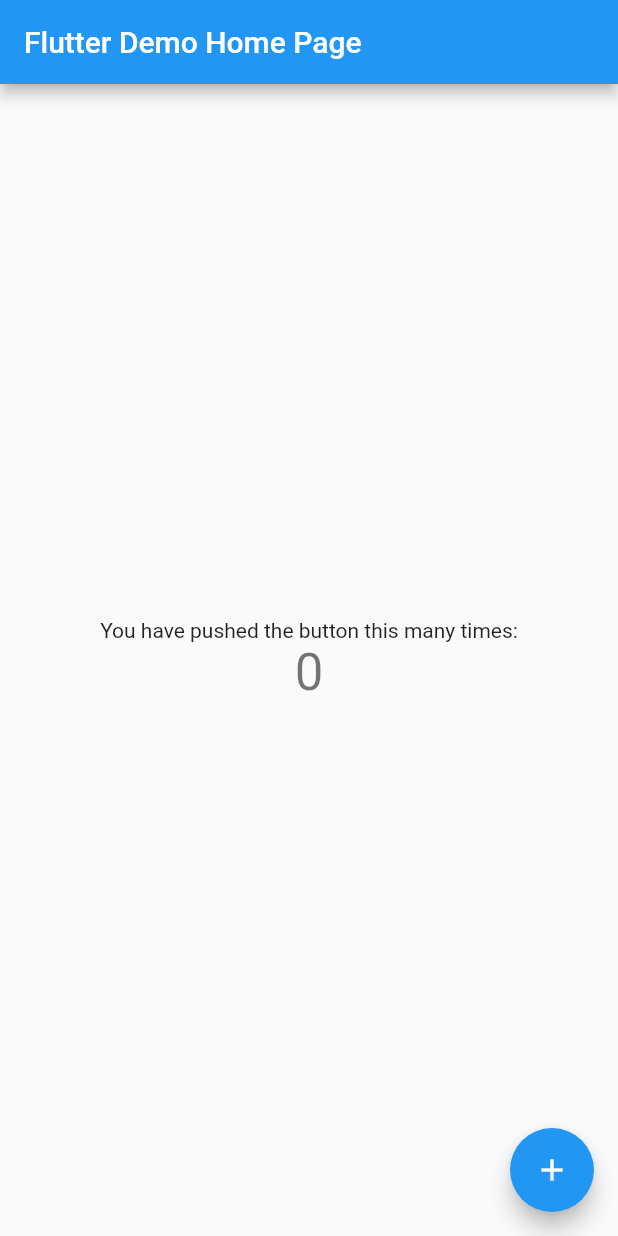
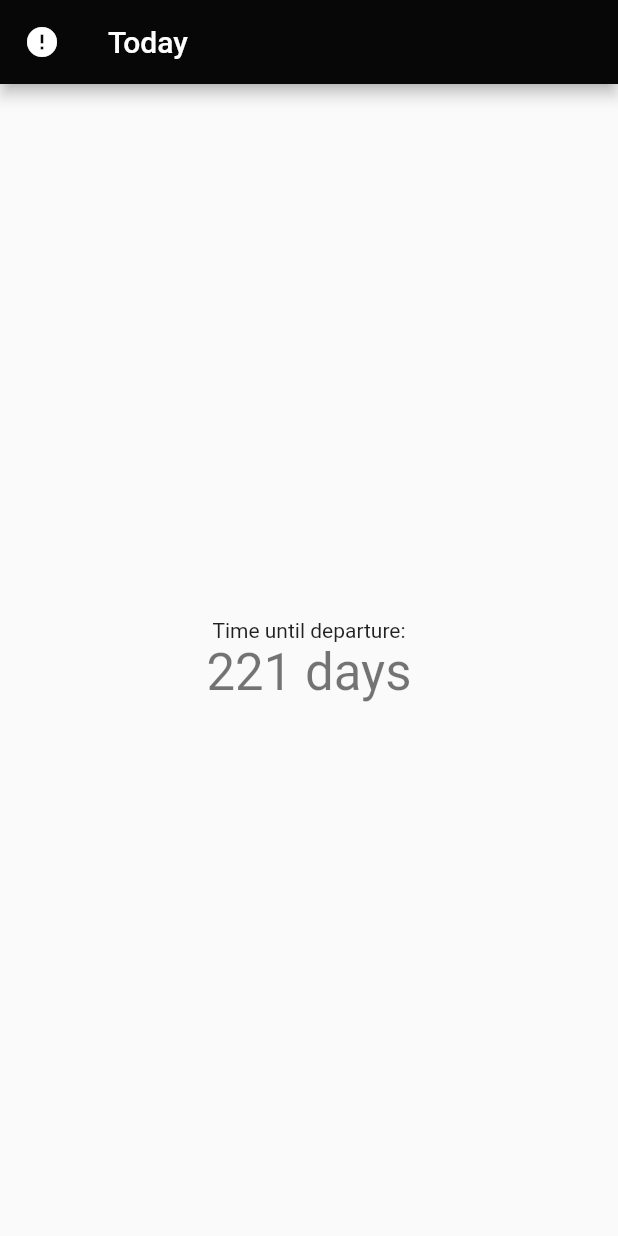
Before and after one commit to kernino/reizen_technologie, a Flutter app: the MyHomePage screen opened directly, on a phone screen of 412 x 824 dp. Run offline on Flutter 3.47's test engine with Material 2 defaults, Android fonts, the phone set to English and light mode, and no system bars.

Commit message:
main.dart bewerkt

```diff
--- a/lib/main.dart
+++ b/lib/main.dart
@@ -1,111 +1,28 @@
 import 'package:flutter/material.dart';
+import 'package:reizen_technologie/ViewModels/main_page_viewmodel.dart';
 
-void main() => runApp(MyApp());
+import 'Views/Pages/main_page.dart';
+
+final MainPageViewModel main_pageVM = MainPageViewModel();
+
+void main() => runApp(MyApp(main_pageVM: main_pageVM));
 
 class MyApp extends StatelessWidget {
-  // This widget is the root of your application.
+  final MainPageViewModel main_pageVM;
+
+  MyApp({@required this.main_pageVM});
+
   @override
-  Widget build(BuildContext context) {
-    return MaterialApp(
-      title: 'Flutter Demo',
-      theme: ThemeData(
-        // This is the theme of your application.
-        //
-        // Try running your application with "flutter run". You'll see the
-        // application has a blue toolbar. Then, without quitting the app, try
-        // changing the primarySwatch below to Colors.green and then invoke
-        // "hot reload" (press "r" in the console where you ran "flutter run",
-        // or simply save your changes to "hot reload" in a Flutter IDE).
-        // Notice that the counter didn't reset back to zero; the application
-        // is not restarted.
-        primarySwatch: Colors.blue,
+  Widget build(BuildContext context){
+    return new MaterialApp(
+      title: 'Flutter MVVM Demo',
+      theme: new ThemeData(
+        primaryColor: Color(0xff070707),
+        primaryColorLight: Color(0xff0a0a0a),
+        primaryColorDark: Color(0xff000000),
       ),
-      home: MyHomePage(title: 'Flutter Demo Home Page'),
+      home: MainPage(viewModel: main_pageVM),
+      debugShowCheckedModeBanner: false,
     );
   }
 }
-
-class MyHomePage extends StatefulWidget {
-  MyHomePage({Key key, this.title}) : super(key: key);
-
-  // This widget is the home page of your application. It is stateful, meaning
-  // that it has a State object (defined below) that contains fields that affect
-  // how it looks.
-
-  // This class is the configuration for the state. It holds the values (in this
-  // case the title) provided by the parent (in this case the App widget) and
-  // used by the build method of the State. Fields in a Widget subclass are
-  // always marked "final".
-
-  final String title;
-
-  @override
-  _MyHomePageState createState() => _MyHomePageState();
-}
-
-class _MyHomePageState extends State<MyHomePage> {
-  int _counter = 0;
-
-  void _incrementCounter() {
-    setState(() {
-      // This call to setState tells the Flutter framework that something has
-      // changed in this State, which causes it to rerun the build method below
-      // so that the display can reflect the updated values. If we changed
-      // _counter without calling setState(), then the build method would not be
-      // called again, and so nothing would appear to happen.
-      _counter++;
-    });
-  }
-
-  @override
-  Widget build(BuildContext context) {
-    // This method is rerun every time setState is called, for instance as done
-    // by the _incrementCounter method above.
-    //
-    // The Flutter framework has been optimized to make rerunning build methods
-    // fast, so that you can just rebuild anything that needs updating rather
-    // than having to individually change instances of widgets.
-    return Scaffold(
-      appBar: AppBar(
-        // Here we take the value from the MyHomePage object that was created by
-        // the App.build method, and use it to set our appbar title.
-        title: Text(widget.title),
-      ),
-      body: Center(
-        // Center is a layout widget. It takes a single child and positions it
-        // in the middle of the parent.
-        child: Column(
-          // Column is also a layout widget. It takes a list of children and
-          // arranges them vertically. By default, it sizes itself to fit its
-          // children horizontally, and tries to be as tall as its parent.
-          //
-          // Invoke "debug painting" (press "p" in the console, choose the
-          // "Toggle Debug Paint" action from the Flutter Inspector in Android
-          // Studio, or the "Toggle Debug Paint" command in Visual Studio Code)
-          // to see the wireframe for each widget.
-          //
-          // Column has various properties to control how it sizes itself and
-          // how it positions its children. Here we use mainAxisAlignment to
-          // center the children vertically; the main axis here is the vertical
-          // axis because Columns are vertical (the cross axis would be
-          // horizontal).
-          mainAxisAlignment: MainAxisAlignment.center,
-          children: <Widget>[
-            Text(
-              'You have pushed the button this many times:',
-            ),
-            Text(
-              '$_counter',
-              style: Theme.of(context).textTheme.display1,
-            ),
-          ],
-        ),
-      ),
-      floatingActionButton: FloatingActionButton(
-        onPressed: _incrementCounter,
-        tooltip: 'Increment',
-        child: Icon(Icons.add),
-      ), // This trailing comma makes auto-formatting nicer for build methods.
-    );
-  }
-}
```
